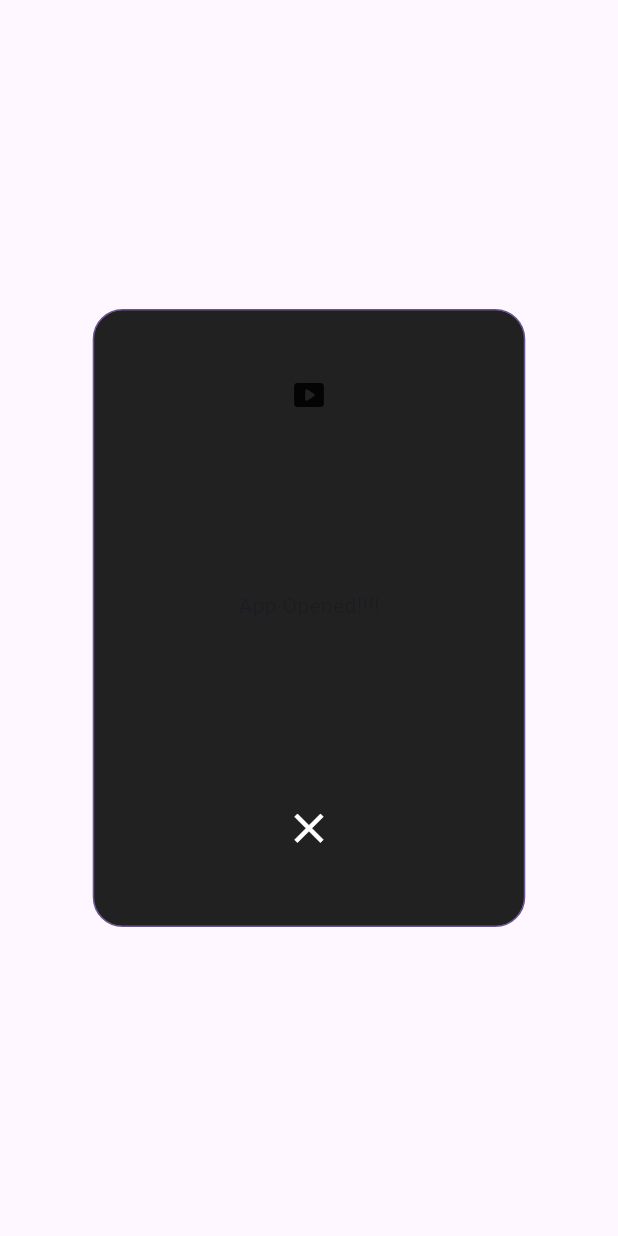
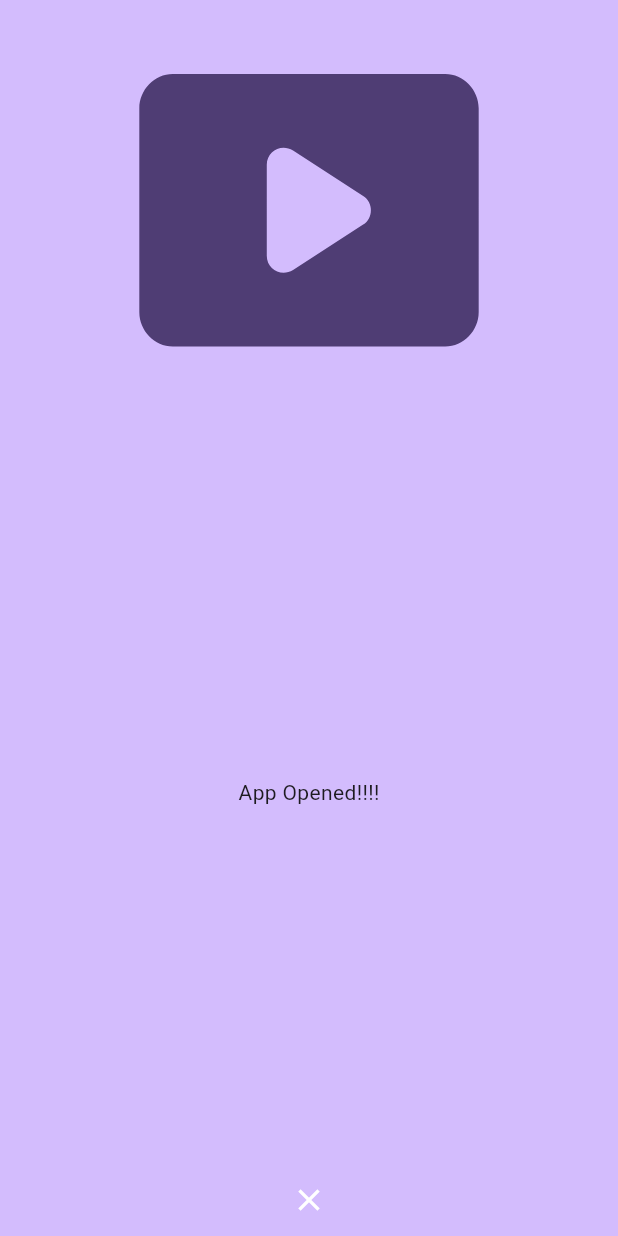
Before and after one commit to 0xharkirat/think_lite, a Flutter app: the OverlayWidget screen opened directly, on a phone screen of 412 x 824 dp. Run offline on Flutter 3.47's test engine with Material 2 defaults, Android fonts, the phone set to English and light mode, and no system bars; our stand-ins replace flutter_local_notifications, permission_handler; missing offline and left inert: flutter_background_service, flutter_overlay_window, usage_stats.

Commit message:
showing overlay screen when youtube opens

```diff
--- a/lib/main.dart
+++ b/lib/main.dart
@@ -9,7 +9,7 @@ import 'package:think_lite/utils/permission_controller.dart';
 
 void main() async {
 
-  // await _initialize();
+  await _initialize();
 
   bool permissionsAvailable = await PermissionController().checkPermissions();
   runApp(MyApp(
@@ -32,9 +32,13 @@ void overlayMain() async {
   debugPrint("Starting Alerting Window Isolate!");
   WidgetsFlutterBinding.ensureInitialized();
 
-  runApp(const MaterialApp(
+  runApp(MaterialApp(
       debugShowCheckedModeBanner: false,
-      home: OverlayWidget()
+      theme: ThemeData(
+        colorScheme: ColorScheme.fromSeed(seedColor: Colors.deepPurple),
+        useMaterial3: false,
+      ),
+      home: const OverlayWidget()
   ));
 }
 
--- a/lib/screens/home_page.dart
+++ b/lib/screens/home_page.dart
@@ -13,7 +13,7 @@ class HomePage extends StatelessWidget {
       ),
       body: Center(
         child: ElevatedButton(onPressed: (){
-          AlertDialogService.createAlertDialog();
+
         }, child: const Text('Show overlay')),
       ),
     );
--- a/lib/screens/overlay_page.dart
+++ b/lib/screens/overlay_page.dart
@@ -9,22 +9,13 @@ class OverlayWidget extends StatelessWidget {
 
   @override
   Widget build(BuildContext context) {
-    double screenHeight = MediaQuery.of(context).size.height;
-    double screenWidth = MediaQuery.of(context).size.width;
-    return Center(
-      child: Container(
-        decoration: BoxDecoration(
-          border: Border.all(color: Theme.of(context).primaryColor),
-          borderRadius: const BorderRadius.all(Radius.circular(20)),
-          color: Colors.black87,
-        ),
-        height: screenHeight * 0.5,
-        width: screenWidth * 0.7,
-        child: const Column(
-          mainAxisAlignment: MainAxisAlignment.spaceEvenly,
-          children: [
-            AlertDialogHeader(),
-          ],
+    return SafeArea(
+      child: Scaffold(
+
+        backgroundColor: Theme.of(context).colorScheme.inversePrimary,
+
+        body: const Center(
+          child: AlertDialogHeader(),
         ),
       ),
     );
--- a/lib/widgets/alert_dialog_header.dart
+++ b/lib/widgets/alert_dialog_header.dart
@@ -12,12 +12,11 @@ class AlertDialogHeader extends StatelessWidget {
     return Material(
       type: MaterialType.transparency,
       child: SizedBox(
-        height: screenHeight * 0.4,
         child: Column(
           children: [
             Padding(
                 padding: EdgeInsets.all(screenWidth * 0.01),
-                child: const Icon(Icons.smart_display_rounded),
+                child: Icon(Icons.smart_display_rounded, size: screenHeight * 0.33, color: Theme.of(context).colorScheme.onPrimaryContainer,),
             ),
             const Spacer(),
             _title(),
@@ -33,6 +32,9 @@ class AlertDialogHeader extends StatelessWidget {
   Widget _title() {
     return const Text(
       "App Opened!!!!",
+      style: TextStyle(
+        fontSize: 14
+      ),
     );
   }
 
@@ -46,7 +48,6 @@ class AlertDialogHeader extends StatelessWidget {
       },
       icon: Icon(
         Icons.close,
-        size: screenHeight * 0.04,
       ),
     );
   }
```
Also changed, not shown: 1 other file.
